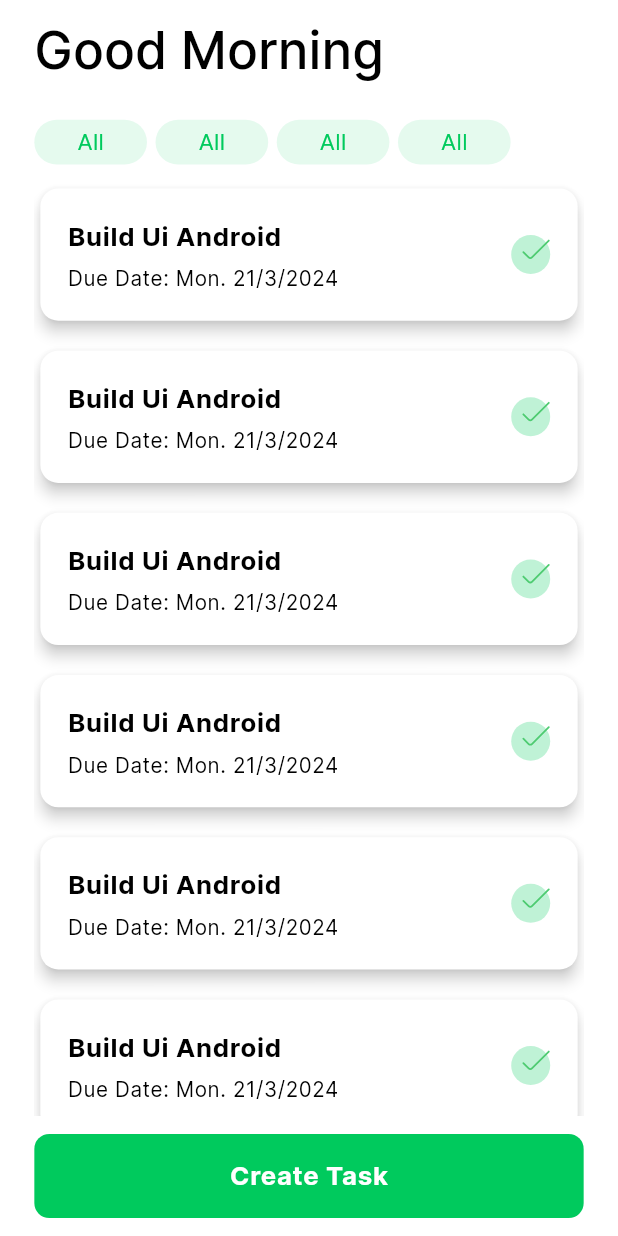
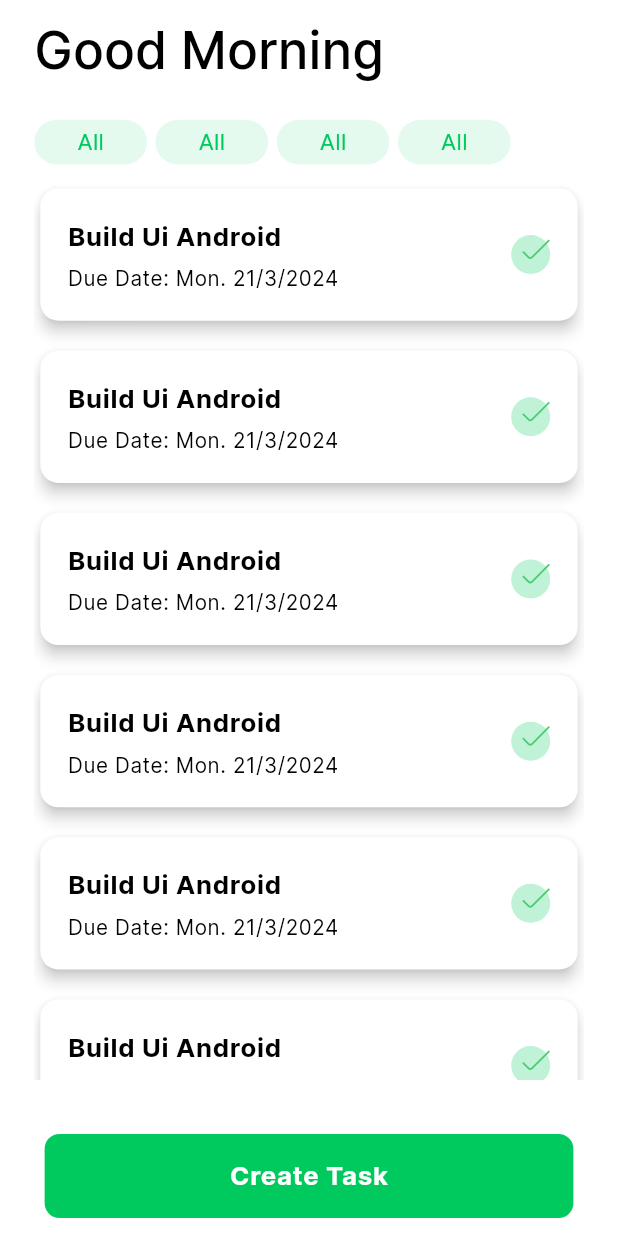
Before and after one commit to MoAdelDev/task_app, a Flutter app: the screen it shows after launch, on a phone screen of 412 x 824 dp. Run offline on Flutter 3.47's test engine with Material 3 defaults, Android fonts, the phone set to English and light mode, and no system bars; our stand-ins replace animate_do, flutter_screenutil, flutter_spinkit, flutter_svg, fluttertoast, freezed_annotation and 2 more; accounts and stored records are empty.

Commit message:
- Added Create Task Button with Bottom Container

```diff
--- a/lib/core/style/color_manager.dart
+++ b/lib/core/style/color_manager.dart
@@ -13,6 +13,6 @@ class ColorLightManager {
   static const Color onSurface = Color(0xFF000000);
   static const Color error = Color(0xFFF24E1E);
   static const Color onError = Color(0xFFFFFFFF);
-  static const Color grey = Color(0xff717171);
+  static Color grey = const Color(0xff000000).withOpacity(0.5);
   static Color shadowColor = const Color(0xff000000).withOpacity(0.85);
 }
--- a/lib/features/home/ui/screens/home_screen.dart
+++ b/lib/features/home/ui/screens/home_screen.dart
@@ -8,6 +8,7 @@ class HomeScreen extends StatelessWidget {
   Widget build(BuildContext context) {
     return const Scaffold(
       body: SafeArea(
+        bottom: false,
         child: HomeBody(),
       ),
     );
--- /dev/null
+++ b/lib/features/home/ui/widgets/create_task_button_with_bottom_sheet.dart
@@ -0,0 +1,57 @@
+import 'package:flutter/material.dart';
+import 'package:flutter_screenutil/flutter_screenutil.dart';
+import 'package:task_app/features/home/ui/widgets/create_task_form.dart';
+import 'package:task_app/features/home/ui/widgets/create_task_submit.dart';
+
+class CreateTaskButtonWithBottomSheet extends StatefulWidget {
+  const CreateTaskButtonWithBottomSheet({super.key});
+
+  @override
+  State<CreateTaskButtonWithBottomSheet> createState() =>
+      _CreateTaskButtonWithBottomSheetState();
+}
+
+class _CreateTaskButtonWithBottomSheetState
+    extends State<CreateTaskButtonWithBottomSheet> {
+  bool isBottomSheetHidden = true;
+  @override
+  Widget build(BuildContext context) {
+    return Container(
+      padding: EdgeInsets.only(
+        bottom: MediaQuery.paddingOf(context).bottom,
+      ),
+      decoration: BoxDecoration(
+        color: Colors.white,
+        borderRadius: const BorderRadius.only(
+          topLeft: Radius.circular(10),
+          topRight: Radius.circular(10),
+        ),
+        boxShadow: isBottomSheetHidden
+            ? null
+            : [
+                BoxShadow(
+                  blurRadius: 30,
+                  spreadRadius: 4,
+                  color: Colors.grey[400]!,
+                  blurStyle: BlurStyle.normal,
+                ),
+              ],
+      ),
+      child: Padding(
+        padding: EdgeInsets.only(
+          left: 16.w,
+          right: 16.w,
+          top: 20.h,
+          bottom: 10.h,
+        ),
+        child: Column(
+          mainAxisAlignment: MainAxisAlignment.end,
+          children: [
+            if (!isBottomSheetHidden) const CreateTaskForm(),
+            const CreateTaskSubmit(),
+          ],
+        ),
+      ),
+    );
+  }
+}
--- a/lib/features/home/ui/widgets/add_task_button.dart
+++ b/lib/features/home/ui/widgets/create_task_submit.dart
@@ -1,8 +1,8 @@
 import 'package:flutter/material.dart';
 import 'package:task_app/core/widgets/custom_button.dart';
 
-class AddTaskButton extends StatelessWidget {
-  const AddTaskButton({super.key});
+class CreateTaskSubmit extends StatelessWidget {
+  const CreateTaskSubmit({super.key});
 
   @override
   Widget build(BuildContext context) {
--- a/lib/features/home/ui/widgets/home_body.dart
+++ b/lib/features/home/ui/widgets/home_body.dart
@@ -1,7 +1,7 @@
 import 'package:flutter/material.dart';
 import 'package:flutter_screenutil/flutter_screenutil.dart';
 import 'package:task_app/core/helpers/spacing.dart';
-import 'package:task_app/features/home/ui/widgets/add_task_button.dart';
+import 'package:task_app/features/home/ui/widgets/create_task_button_with_bottom_sheet.dart';
 import 'package:task_app/features/home/ui/widgets/home_filters.dart';
 import 'package:task_app/features/home/ui/widgets/home_tasks_list.dart';
 import 'package:task_app/features/home/ui/widgets/home_welcome_text.dart';
@@ -12,10 +12,16 @@ class HomeBody extends StatelessWidget {
   @override
   Widget build(BuildContext context) {
     return Padding(
-      padding: EdgeInsets.symmetric(
-        horizontal: 20.w,
-        vertical: 10.h,
+      padding: EdgeInsets.only(
+        left: 10.w,
+        right: 10.w,
+        top: 10.h,
       ),
+      child: Column(
+        children: [
+          Expanded(
+            child: Padding(
+              padding: EdgeInsets.symmetric(horizontal: 10.w),
               child: Column(
                 crossAxisAlignment: CrossAxisAlignment.start,
                 children: [
@@ -26,8 +32,12 @@ class HomeBody extends StatelessWidget {
                   const Expanded(
                     child: HomeTasksList(),
                   ),
+                ],
+              ),
+            ),
+          ),
           verticalSpace(10),
-          const AddTaskButton(),
+          const CreateTaskButtonWithBottomSheet(),
         ],
       ),
     );
```
Also changed, not shown: lib/core/widgets/custom_text_field.dart (+6 -3 lines), lib/features/home/ui/widgets/create_task_form.dart (added, +58 -0 lines). Lines whose indentation alone changed are shown as unchanged.
